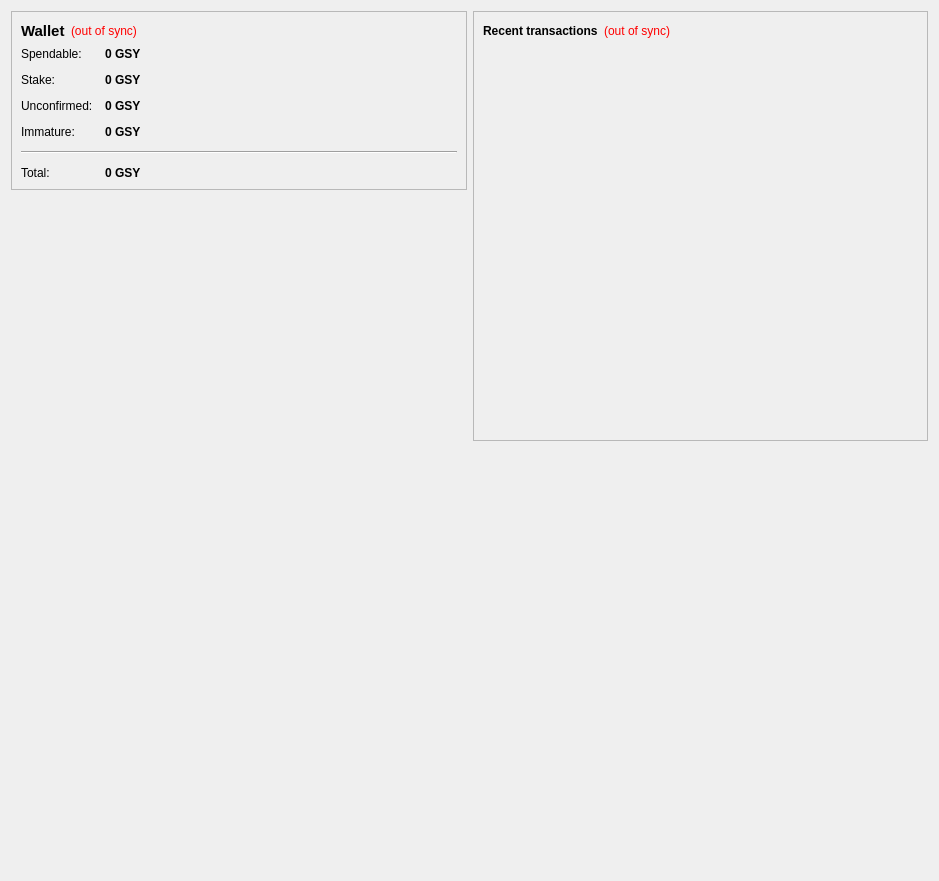
Qt form src/qt/forms/overviewpage.ui (GenesysCrypto/GenesysCoin) before a commit.
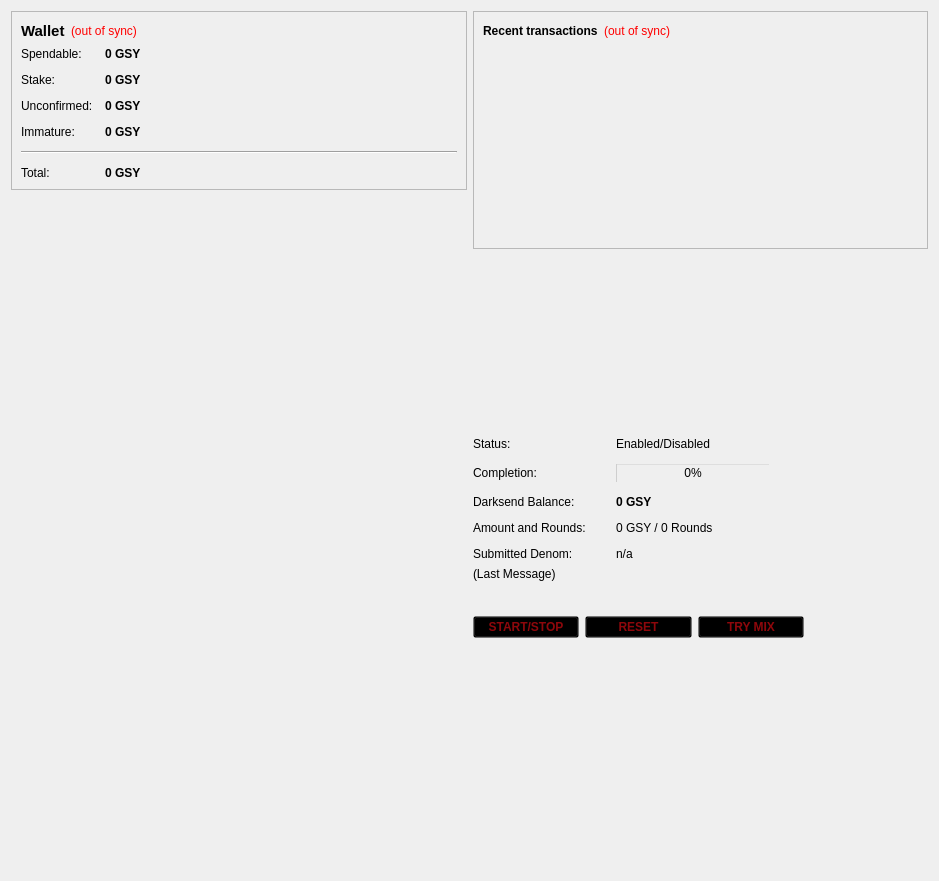
The same form after that commit. Icons and pictures are not drawn.

The edit to the form file:
```diff
--- a/src/qt/forms/overviewpage.ui
+++ b/src/qt/forms/overviewpage.ui
@@ -348,9 +348,294 @@
           </property>
          </widget>
         </item>
+		</layout>
+      </widget>
+     </item>
+	 <item>
+      <spacer name="verticalSpacer_31">
+       <property name="orientation">
+        <enum>Qt::Vertical</enum>
+       </property>
+       <property name="sizeHint" stdset="0">
+        <size>
+         <width>20</width>
+         <height>40</height>
+        </size>
+       </property>
+      </spacer>
+     </item>
+		
+		
+<item>
+<widget class="QFrame" name="frameDarksend">
+<property name="sizePolicy">
+             <sizepolicy hsizetype="MinimumExpanding" vsizetype="MinimumExpanding">
+              <horstretch>0</horstretch>
+              <verstretch>0</verstretch>
+             </sizepolicy>
+            </property>
+<property name="minimumSize">
+             <size>
+              <width>301</width>
+              <height>251</height>
+             </size>
+            </property>
+      <property name="styleSheet">
+       <string notr="true">background:transparent;</string>
+      </property>
+      <property name="frameShape">
+       <enum>QFrame::StyledPanel</enum>
+      </property>
+      <property name="frameShadow">
+       <enum>QFrame::Raised</enum>
+      </property>
+      <widget class="QWidget" name="verticalLayoutWidget">
+       <property name="geometry">
+        <rect>
+         <x>0</x>
+         <y>0</y>
+         <width>331</width>
+         <height>201</height>
+        </rect>
+       </property>
+       <layout class="QVBoxLayout" name="verticalLayout_5">
+        <item>
+         <layout class="QFormLayout" name="formLayout">
+          <property name="fieldGrowthPolicy">
+           <enum>QFormLayout::AllNonFixedFieldsGrow</enum>
+          </property>
+          <property name="horizontalSpacing">
+           <number>30</number>
+          </property>
+          <property name="verticalSpacing">
+           <number>12</number>
+          </property>
+          <item row="0" column="0">
+           <widget class="QLabel" name="label_61">
+            <property name="text">
+             <string>Status:</string>
+            </property>
+           </widget>
+          </item>
+          <item row="0" column="1">
+           <widget class="QLabel" name="darksendEnabled">
+            <property name="styleSheet">
+             <string notr="true">color: rgb(0, 0, 0);</string>
+            </property>
+            <property name="text">
+             <string>Enabled/Disabled</string>
+            </property>
+           </widget>
+          </item>
+          <item row="1" column="0">
+           <widget class="QLabel" name="label_7">
+            <property name="styleSheet">
+             <string notr="true">color: rgb(0, 0, 0);</string>
+            </property>
+            <property name="text">
+             <string>Completion:</string>
+            </property>
+           </widget>
+          </item>
+          <item row="1" column="1">
+           <widget class="QProgressBar" name="darksendProgress">
+            <property name="maximumSize">
+             <size>
+              <width>154</width>
+              <height>16777215</height>
+             </size>
+            </property>
+            <property name="styleSheet">
+             <string notr="true">background:transparent;</string>
+            </property>
+            <property name="value">
+             <number>0</number>
+            </property>
+           </widget>
+          </item>
+          <item row="2" column="0">
+           <widget class="QLabel" name="labelAnonymizedText">
+            <property name="styleSheet">
+             <string notr="true">color: rgb(0, 0, 0);</string>
+            </property>
+            <property name="text">
+             <string>Darksend Balance:</string>
+            </property>
+           </widget>
+          </item>
+          <item row="2" column="1">
+           <widget class="QLabel" name="labelAnonymized">
+            <property name="font">
+             <font>
+              <weight>75</weight>
+              <bold>true</bold>
+             </font>
+            </property>
+            <property name="styleSheet">
+             <string notr="true">color: rgb(0, 0, 0);</string>
+            </property>
+            <property name="text">
+             <string>0 GSY</string>
+            </property>
+           </widget>
+          </item>
+          <item row="3" column="0">
+           <widget class="QLabel" name="label_8">
+            <property name="styleSheet">
+             <string notr="true">color: rgb(0, 0, 0);</string>
+            </property>
+            <property name="text">
+             <string>Amount and Rounds:</string>
+            </property>
+           </widget>
+          </item>
+          <item row="3" column="1">
+           <widget class="QLabel" name="labelAmountRounds">
+            <property name="styleSheet">
+             <string notr="true">color: rgb(0, 0, 0);</string>
+            </property>
+            <property name="text">
+             <string>0 GSY / 0 Rounds</string>
+            </property>
+           </widget>
+          </item>
+          <item row="4" column="0">
+           <widget class="QLabel" name="label_9">
+            <property name="styleSheet">
+             <string notr="true">color: rgb(0, 0, 0);</string>
+            </property>
+            <property name="text">
+             <string>Submitted Denom:</string>
+            </property>
+           </widget>
+          </item>
+          <item row="4" column="1">
+           <widget class="QLabel" name="labelSubmittedDenom">
+            <property name="statusTip">
+             <string>The denominations you submitted to the Skynode. To mix, other users must submit the exact same denominations.</string>
+            </property>
+            <property name="styleSheet">
+             <string notr="true">color: rgb(0, 0, 0);</string>
+            </property>
+            <property name="text">
+             <string>n/a</string>
+            </property>
+           </widget>
+          </item>
+         </layout>
+        </item>
+        <item>
+         <widget class="QLabel" name="darksendStatus">
+          <property name="minimumSize">
+           <size>
+            <width>288</width>
+            <height>43</height>
+           </size>
+          </property>
+          <property name="styleSheet">
+           <string notr="true">color: rgb(0, 0, 0);</string>
+          </property>
+          <property name="text">
+           <string>(Last Message)</string>
+          </property>
+          <property name="alignment">
+           <set>Qt::AlignLeading|Qt::AlignLeft|Qt::AlignTop</set>
+          </property>
+          <property name="wordWrap">
+           <bool>true</bool>
+          </property>
+         </widget>
+        </item>
+        <item>
+         <layout class="QHBoxLayout" name="horizontalLayout_21">
+          <item>
+           <widget class="QPushButton" name="toggleDarksend">
+            <property name="sizePolicy">
+             <sizepolicy hsizetype="MinimumExpanding" vsizetype="Fixed">
+              <horstretch>0</horstretch>
+              <verstretch>0</verstretch>
+             </sizepolicy>
+            </property>
+			
+			<property name="font">
+             <font>
+              <weight>75</weight>
+              <bold>true</bold>
+             </font>
+            </property>
+			
+            <property name="styleSheet">
+             <string notr="true">color: rgb(142,7,11);</string>
+            </property>
+            <property name="text">
+             <string>START/STOP</string>
+            </property>
+           </widget>
+          </item>
+          <item>
+           <widget class="QPushButton" name="darksendReset">
+            <property name="sizePolicy">
+             <sizepolicy hsizetype="MinimumExpanding" vsizetype="Fixed">
+              <horstretch>0</horstretch>
+              <verstretch>0</verstretch>
+             </sizepolicy>
+            </property>
+            <property name="toolTip">
+             <string>Reset the current status of Darksend (can interrupt Darksend if it's in the process of Mixing, which can cost you money!)</string>
+            </property>
+            <property name="autoFillBackground">
+             <bool>false</bool>
+            </property>
+			
+			<property name="font">
+             <font>
+              <weight>75</weight>
+              <bold>true</bold>
+             </font>
+            </property>
+			
+            <property name="styleSheet">
+             <string notr="true">color: rgb(142,7,11);</string>
+            </property>
+            <property name="text">
+             <string>RESET</string>
+            </property>
+           </widget>
+          </item>
+          <item>
+           <widget class="QPushButton" name="darksendAuto">
+            <property name="sizePolicy">
+             <sizepolicy hsizetype="MinimumExpanding" vsizetype="Fixed">
+              <horstretch>0</horstretch>
+              <verstretch>0</verstretch>
+             </sizepolicy>
+            </property>
+            <property name="toolTip">
+             <string>Try to manually submit a Darksend request.</string>
+            </property>
+			
+			<property name="font">
+             <font>
+              <weight>75</weight>
+              <bold>true</bold>
+             </font>
+            </property>
+			
+            <property name="styleSheet">
+             <string notr="true">color: rgb(142,7,11);</string>
+            </property>
+            <property name="text">
+             <string>TRY MIX</string>
+            </property>
+           </widget>
+          </item>
+         </layout>
+        </item>
        </layout>
       </widget>
-     </item>
+     </widget>
+</item>
+		
      <item>
       <spacer name="verticalSpacer_2">
        <property name="orientation">
@@ -358,8 +643,8 @@
        </property>
        <property name="sizeHint" stdset="0">
         <size>
-         <width>20</width>
-         <height>40</height>
+         <width>10</width>
+         <height>20</height>
         </size>
        </property>
       </spacer>
```
